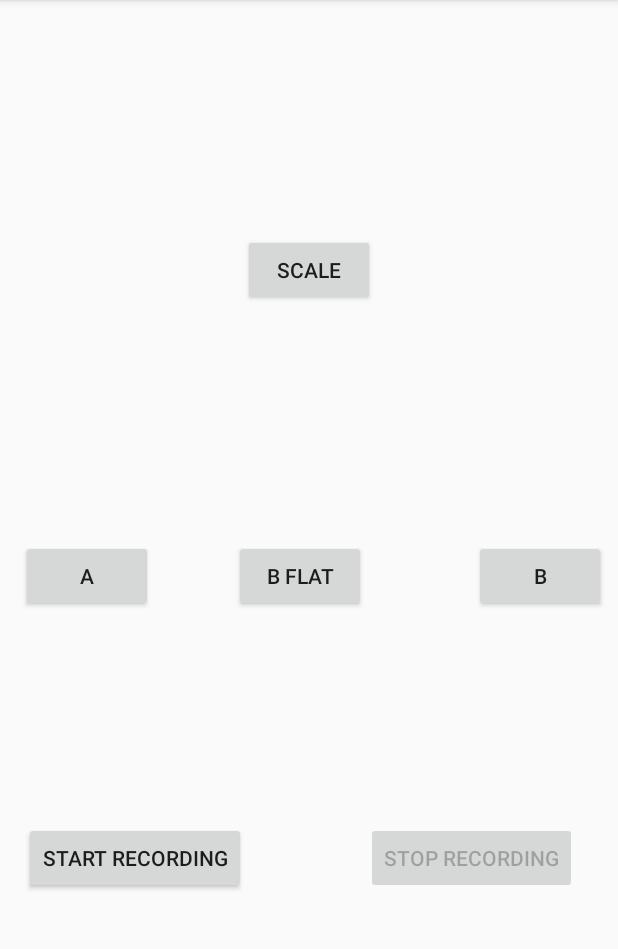
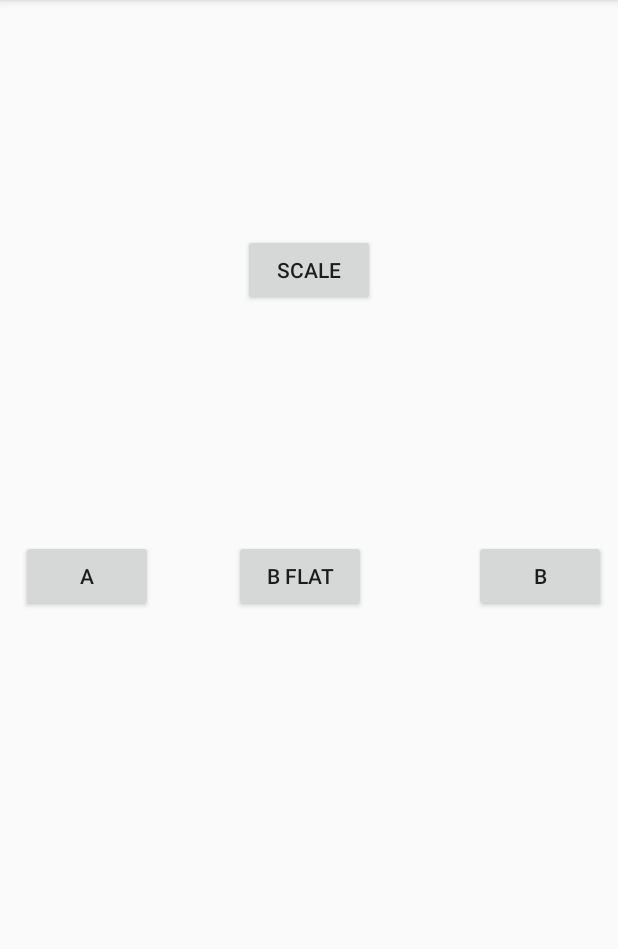
Before and after one commit to zignatious/SoundBoardActivity, an Android app: the screen it shows after launch (SoundBoardActivity), after a tap on "SCALE", on a phone screen of 412 x 824 dp, the part 84-1033 px from its top. Run offline under Robolectric (Android 15) with nearby library versions, the phone set to English and light mode, and no system bars.

```diff
--- a/app/src/main/java/com/example/myapplication/SoundBoardActivity.java
+++ b/app/src/main/java/com/example/myapplication/SoundBoardActivity.java
@@ -22,9 +22,6 @@ public class SoundBoardActivity extends AppCompatActivity implements View.OnClic
     private Button bNoteButton;
     private Button scaleButton;
     private SoundPool soundPool;
-    private int aNoteSound;
-    private int bNoteSound;
-    private int bbNoteSound;
     boolean loaded = false;
     private Map<Integer, Integer> noteMap;
     private List<Note> scaleTrack = new ArrayList<Note>();
@@ -63,9 +60,9 @@ public class SoundBoardActivity extends AppCompatActivity implements View.OnClic
     }
 
     private void loadSounds() {
-            aNoteSound = soundPool.load(this, R.raw.scalea, 1);
-        bNoteSound = soundPool.load(this, R.raw.scaleb, 1);
-        bbNoteSound = soundPool.load(this, R.raw.scalebb, 1);
+        int aNoteSound = soundPool.load(this, R.raw.scalea, 1);
+        int bNoteSound = soundPool.load(this, R.raw.scaleb, 1);
+        int bbNoteSound = soundPool.load(this, R.raw.scalebb, 1);
 
         noteMap = new HashMap<>();
         noteMap.put(aNoteButton.getId(), aNoteSound);
@@ -157,12 +154,12 @@ public class SoundBoardActivity extends AppCompatActivity implements View.OnClic
         private int soundId;
         private int millisDelay;
 
-        public Note(int soundId, int millisDelay) {
+        private Note(int soundId, int millisDelay) {
             this.soundId = soundId;
             this.millisDelay = millisDelay;
         }
 
-        public int getSoundId() {
+        private int getSoundId() {
             return soundId;
         }
 
@@ -170,7 +167,7 @@ public class SoundBoardActivity extends AppCompatActivity implements View.OnClic
             this.soundId = soundId;
         }
 
-        public int getMillisDelay() {
+        private int getMillisDelay() {
             return millisDelay;
         }
 
--- a/app/src/main/res/layout/activity_sound_board.xml
+++ b/app/src/main/res/layout/activity_sound_board.xml
@@ -41,38 +41,6 @@
         app:layout_constraintTop_toTopOf="parent" />
 
     <Button
-        android:id="@+id/start"
-        android:layout_width="wrap_content"
-        android:layout_height="wrap_content"
-        android:layout_marginStart="16dp"
-        android:layout_marginTop="8dp"
-        android:layout_marginBottom="8dp"
-        android:onClick="startRecording"
-        android:text="@string/start_recording"
-        app:layout_constraintBottom_toBottomOf="parent"
-        app:layout_constraintStart_toStartOf="parent"
-        app:layout_constraintTop_toBottomOf="@+id/button_note_a"
-        app:layout_constraintVertical_bias="0.447" />
-
-    <Button
-        android:id="@+id/stop"
-        android:layout_width="wrap_content"
-        android:layout_height="wrap_content"
-        android:layout_marginStart="8dp"
-        android:layout_marginTop="8dp"
-        android:layout_marginEnd="8dp"
-        android:layout_marginBottom="8dp"
-        android:enabled="false"
-        android:onClick="stopRecording"
-        android:text="@string/stop_recording"
-        app:layout_constraintBottom_toBottomOf="parent"
-        app:layout_constraintEnd_toEndOf="parent"
-        app:layout_constraintHorizontal_bias="0.786"
-        app:layout_constraintStart_toEndOf="@+id/start"
-        app:layout_constraintTop_toBottomOf="@+id/button_not_b"
-        app:layout_constraintVertical_bias="0.447" />
-
-    <Button
         android:id="@+id/button_main_scale"
         android:layout_width="wrap_content"
         android:layout_height="wrap_content"
@@ -80,7 +48,7 @@
         android:layout_marginTop="8dp"
         android:layout_marginEnd="8dp"
         android:layout_marginBottom="8dp"
-        android:text="scale"
+        android:text="@string/scale"
         app:layout_constraintBottom_toTopOf="@+id/button_not_bFlat"
         app:layout_constraintEnd_toEndOf="parent"
         app:layout_constraintStart_toStartOf="parent"
--- a/app/src/main/res/values/strings.xml
+++ b/app/src/main/res/values/strings.xml
@@ -5,4 +5,5 @@
     <string name="b">B</string>
     <string name="start_recording">Start Recording</string>
     <string name="stop_recording">Stop Recording</string>
+    <string name="scale">scale</string>
 </resources>
```
